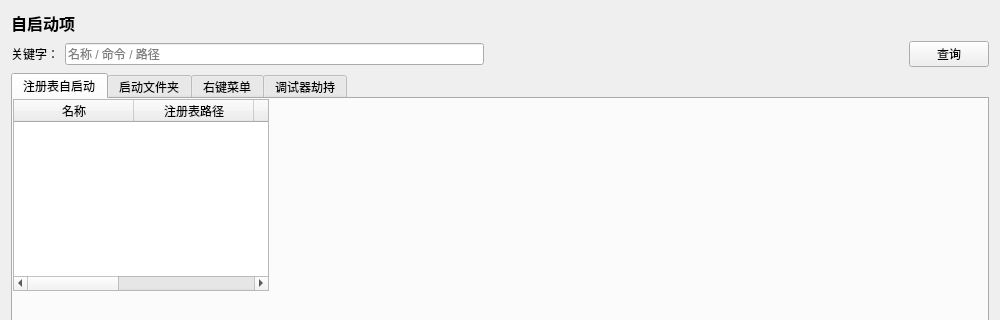
First picture: the form in ui/AutorunPage.ui, repository rakehellsx/MaliciousDetector, before the edit; both pictures show x 0 to 1000 and y 0 to 320 of the 1000 by 650 pixel window.
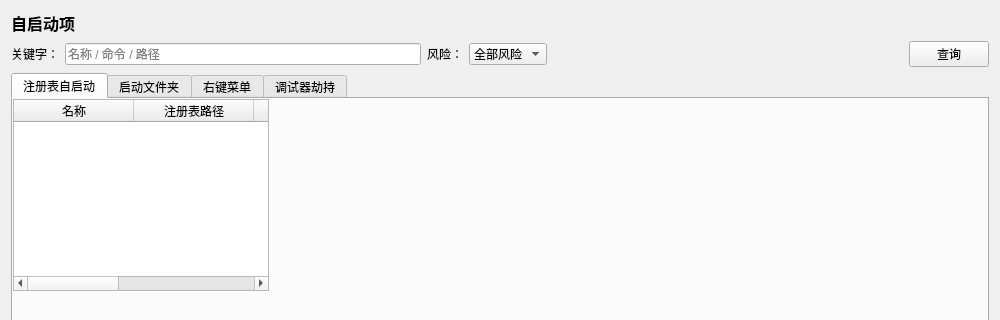
Second picture: the form after the edit.

Commit message: fix: 修复所有 .ui 控件名与源码 findChild 不一致导致的段错误

What changed in the file:
```diff
--- a/ui/AutorunPage.ui
+++ b/ui/AutorunPage.ui
@@ -25,6 +25,17 @@
         <property name="placeholderText"><string>名称 / 命令 / 路径</string></property>
        </widget>
      </item>
+     <item>
+      <widget class="QLabel" name=""><property name="text"><string>风险：</string></property></widget>
+     </item>
+     <item>
+      <widget class="QComboBox" name="m_cmbRisk">
+        <item><property name="text"><string>全部风险</string></property></item>
+        <item><property name="text"><string>高危</string></property></item>
+        <item><property name="text"><string>中危</string></property></item>
+        <item><property name="text"><string>低危</string></property></item>
+       </widget>
+     </item>
      <item>
       <spacer><property name="orientation"><enum>Qt::Horizontal</enum></property><property name="sizeHint" stdset="0"><size><width>40</width><height>20</height></size></property></spacer>
      </item>
```
The commit also changes 6 other files.
